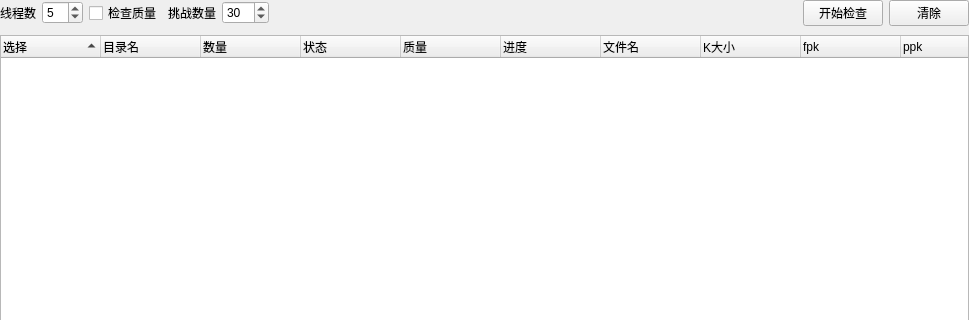
Above: ui/PlotCheckWidget.ui from penglecn/ChiaTools before the change; both pictures show x 0 to 969 and y 0 to 320 of the 969 by 628 pixel window. Below: the same form after it.
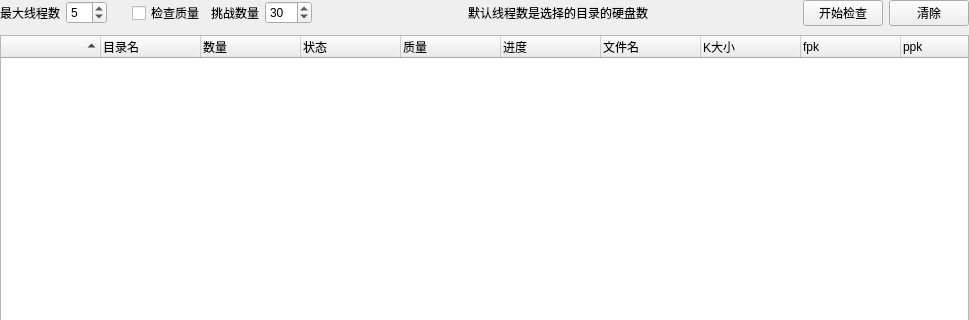
That is the form after the change.

The edit to the form file:
```diff
--- a/ui/PlotCheckWidget.ui
+++ b/ui/PlotCheckWidget.ui
@@ -32,17 +32,22 @@
    <item>
     <layout class="QHBoxLayout" name="horizontalLayout">
      <property name="spacing">
+      <number>25</number>
+     </property>
+     <item>
+      <layout class="QHBoxLayout" name="horizontalLayout_2">
+       <property name="spacing">
       <number>6</number>
      </property>
      <item>
       <widget class="QLabel" name="label_2">
        <property name="text">
-        <string>线程数</string>
+          <string>最大线程数</string>
        </property>
       </widget>
      </item>
      <item>
-      <widget class="QSpinBox" name="spinBoxThreadCount">
+        <widget class="QSpinBox" name="spinBoxMaxThreadCount">
        <property name="minimum">
         <number>1</number>
        </property>
@@ -51,6 +56,13 @@
        </property>
       </widget>
      </item>
+      </layout>
+     </item>
+     <item>
+      <layout class="QHBoxLayout" name="horizontalLayout_3">
+       <property name="spacing">
+        <number>6</number>
+       </property>
      <item>
       <widget class="QCheckBox" name="checkBoxCheckQuality">
        <property name="sizePolicy">
@@ -90,6 +102,28 @@
        </property>
       </widget>
      </item>
+      </layout>
+     </item>
+     <item>
+      <spacer name="horizontalSpacer">
+       <property name="orientation">
+        <enum>Qt::Horizontal</enum>
+       </property>
+       <property name="sizeHint" stdset="0">
+        <size>
+         <width>40</width>
+         <height>20</height>
+        </size>
+       </property>
+      </spacer>
+     </item>
+     <item>
+      <widget class="QLabel" name="label_3">
+       <property name="text">
+        <string>默认线程数是选择的目录的硬盘数</string>
+       </property>
+      </widget>
+     </item>
      <item>
       <spacer name="horizontalSpacer_2">
        <property name="orientation">
@@ -104,6 +138,11 @@
       </spacer>
      </item>
      <item>
+      <layout class="QHBoxLayout" name="horizontalLayout_4">
+       <property name="spacing">
+        <number>6</number>
+       </property>
+       <item>
       <widget class="QPushButton" name="buttonStart">
        <property name="text">
         <string>开始检查</string>
@@ -119,6 +158,8 @@
      </item>
     </layout>
    </item>
+    </layout>
+   </item>
    <item>
     <widget class="QTreeWidget" name="treePlots">
      <property name="sizePolicy">
@@ -156,7 +197,10 @@
      </property>
      <column>
       <property name="text">
-       <string>选择</string>
+       <string>          </string>
+      </property>
+      <property name="textAlignment">
+       <set>AlignCenter</set>
       </property>
      </column>
      <column>
```
Lines whose indentation alone changed are shown as unchanged.
